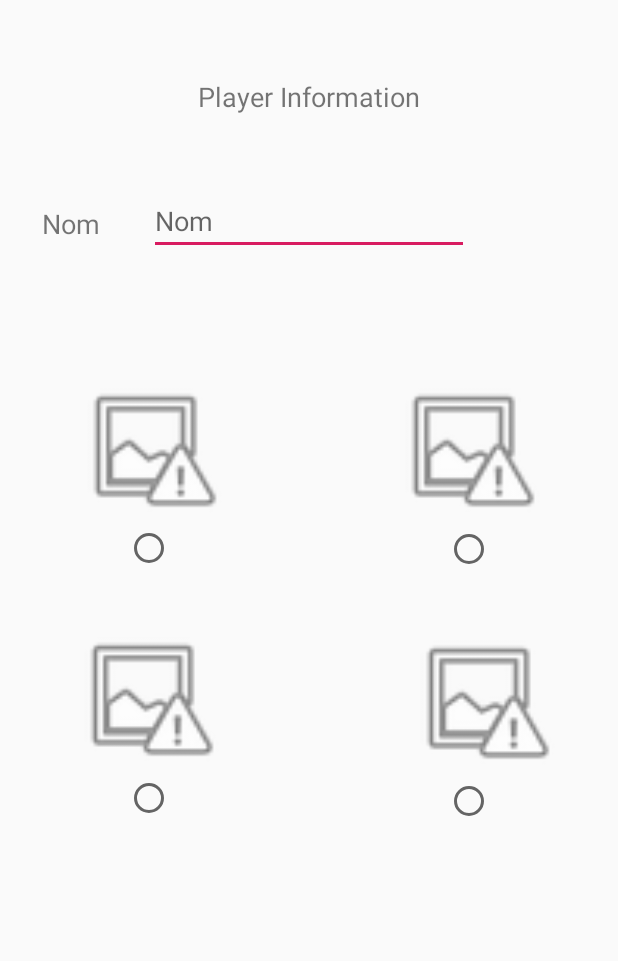
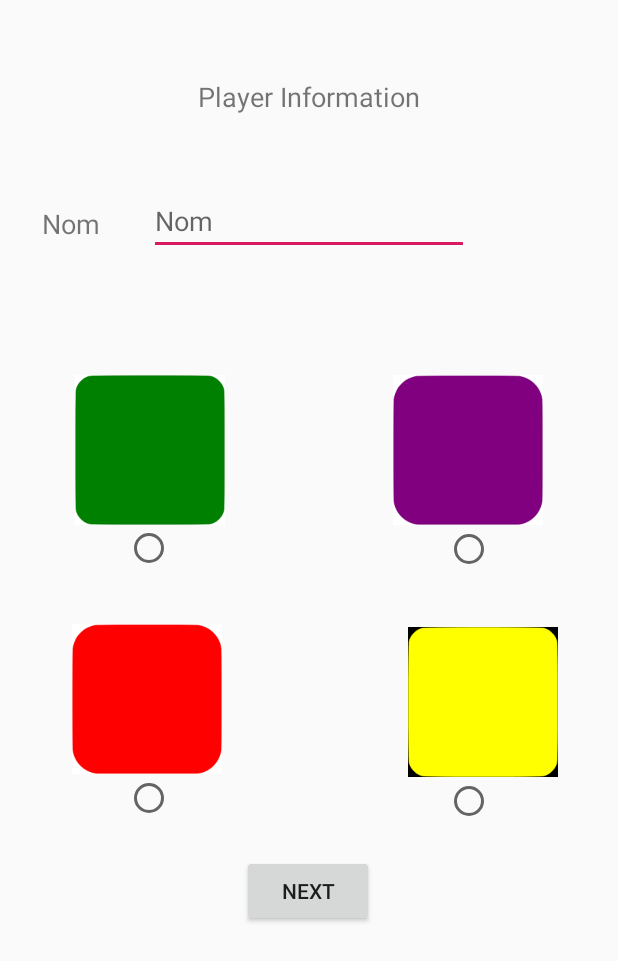
Before and after one commit to tajaouart/iuttp1920, an Android app: the screen it shows after launch (ChoosePlayersNames), after a tap on "SUIVANT", on a phone screen of 412 x 824 dp. Shown: the top 961 px of the screen. Run offline under Robolectric (Android 15) with nearby library versions, the phone set to English and light mode, and no system bars.

```diff
--- a/app/src/main/AndroidManifest.xml
+++ b/app/src/main/AndroidManifest.xml
@@ -3,6 +3,7 @@
     package="fr.aylan.puissancequatre">
 
     <application
+        android:name=".App"
         android:allowBackup="true"
         android:icon="@mipmap/ic_launcher"
         android:label="@string/app_name"
--- /dev/null
+++ b/app/src/main/java/fr/aylan/puissancequatre/App.java
@@ -0,0 +1,45 @@
+package fr.aylan.puissancequatre;
+
+import android.app.Application;
+
+import java.util.ArrayList;
+
+import fr.aylan.puissancequatre.Model.Joueur;
+
+public class App extends Application {
+
+    int nbrPlayers;
+    int gridDimensions;
+    ArrayList<Joueur> joueurs ;
+    ArrayList<Integer> colors ;
+
+
+
+    public void initialize(int nbtJoueurs){
+       joueurs = new ArrayList<Joueur>(nbtJoueurs);
+       colors = new ArrayList<>(4);
+       colors.add(R.drawable.green_pion);
+       colors.add(R.drawable.red_pion);
+       colors.add(R.drawable.purple_pion);
+       colors.add(R.drawable.yellow_pion);
+    }
+
+
+     public void addJoueur(Joueur joueur){
+        this.joueurs.add(joueur);
+     }
+
+    public Joueur getJoueur(int i){
+        return this.joueurs.get(i);
+    }
+
+    public ArrayList<Joueur> getAllJoueurs(){
+        return this.joueurs;
+    }
+
+
+
+
+
+
+}
--- a/app/src/main/java/fr/aylan/puissancequatre/MainActivity.java
+++ b/app/src/main/java/fr/aylan/puissancequatre/MainActivity.java
@@ -18,17 +18,22 @@ public class MainActivity extends AppCompatActivity {
 
         etGridDimensions = findViewById(R.id.etGridDimensions);
         etNbrPlayers = findViewById(R.id.etNbrPlayers);
+
     }
 
 
     public void nextChoosePlayersNames(View view){
-        int nbrPlayers = Integer.parseInt(etNbrPlayers.getText().toString());
+        int nbrPlayers     = Integer.parseInt(etNbrPlayers.getText().toString());
         int gridDimensions = Integer.parseInt(etGridDimensions.getText().toString());
 
+        ((App) getApplication()).nbrPlayers = nbrPlayers;
+        ((App) getApplication()).gridDimensions = gridDimensions;
+        ((App) getApplication()).initialize(nbrPlayers);
+
+
+
         Intent intent = new Intent(this, ChoosePlayersNames.class);
-        intent.putExtra("nbrPlayers",nbrPlayers);
-        intent.putExtra("gridDimensions",gridDimensions);
-
+        intent.putExtra("leftNbrPlayers",nbrPlayers);
         startActivity(intent);
 
 
--- a/app/src/main/java/fr/aylan/puissancequatre/Model/Joueur.java
+++ b/app/src/main/java/fr/aylan/puissancequatre/Model/Joueur.java
@@ -1,6 +1,8 @@
 package fr.aylan.puissancequatre.Model;
 
-class Joueur {
+import java.io.Serializable;
+
+public class Joueur  implements Serializable {
 
     /**
      * Crée un joueur
--- a/app/src/main/res/layout/activity_choose_players_names.xml
+++ b/app/src/main/res/layout/activity_choose_players_names.xml
@@ -18,7 +18,7 @@
         app:layout_constraintTop_toTopOf="parent" />
 
     <TextView
-        android:id="@+id/textView5"
+        android:id="@+id/etNom"
         android:layout_width="wrap_content"
         android:layout_height="wrap_content"
         android:layout_marginStart="28dp"
@@ -37,7 +37,7 @@
         android:ems="10"
         android:hint="Nom"
         android:inputType="textPersonName"
-        app:layout_constraintStart_toEndOf="@+id/textView5"
+        app:layout_constraintStart_toEndOf="@+id/etNom"
         app:layout_constraintTop_toBottomOf="@+id/titlePageChoosePlayerName" />
 
     <ImageView
@@ -48,7 +48,7 @@
         android:layout_marginEnd="50dp"
         app:layout_constraintEnd_toEndOf="parent"
         app:layout_constraintTop_toBottomOf="@+id/playerName"
-        app:srcCompat="@android:drawable/ic_menu_report_image" />
+        app:srcCompat="@drawable/purple_pion" />
 
     <ImageView
         android:id="@+id/imagePion1"
@@ -58,7 +58,7 @@
         android:layout_marginTop="80dp"
         app:layout_constraintStart_toStartOf="parent"
         app:layout_constraintTop_toBottomOf="@+id/playerName"
-        app:srcCompat="@android:drawable/ic_menu_report_image" />
+        app:srcCompat="@drawable/green_pion" />
 
     <ImageView
         android:id="@+id/imagePion3"
@@ -68,7 +68,7 @@
         android:layout_marginTop="36dp"
         app:layout_constraintStart_toStartOf="parent"
         app:layout_constraintTop_toBottomOf="@+id/radioButton1"
-        app:srcCompat="@android:drawable/ic_menu_report_image" />
+        app:srcCompat="@drawable/red_pion" />
 
     <ImageView
         android:id="@+id/imagePion4"
@@ -78,7 +78,7 @@
         android:layout_marginEnd="40dp"
         app:layout_constraintEnd_toEndOf="parent"
         app:layout_constraintTop_toBottomOf="@+id/radioButton2"
-        app:srcCompat="@android:drawable/ic_menu_report_image" />
+        app:srcCompat="@drawable/yellow_pion" />
 
     <RadioButton
         android:id="@+id/radioButton1"
@@ -111,4 +111,16 @@
         android:layout_marginEnd="83dp"
         app:layout_constraintEnd_toEndOf="parent"
         app:layout_constraintTop_toBottomOf="@+id/imagePion4" />
+
+    <Button
+        android:id="@+id/button2"
+        android:layout_width="wrap_content"
+        android:layout_height="wrap_content"
+        android:layout_marginTop="20dp"
+        android:onClick="nextPlayer"
+        android:text="Next"
+        app:layout_constraintEnd_toEndOf="parent"
+        app:layout_constraintHorizontal_bias="0.498"
+        app:layout_constraintStart_toStartOf="parent"
+        app:layout_constraintTop_toBottomOf="@+id/radioButton4" />
 </androidx.constraintlayout.widget.ConstraintLayout>
```
Also changed, not shown: app/src/main/java/fr/aylan/puissancequatre/ChoosePlayersNames.java (+89 -13 lines), app/src/main/res/drawable/green_pion.png (added), app/src/main/res/drawable/purple_pion.png (added), app/src/main/res/drawable/red_pion.png (added), app/src/main/res/drawable/yellow_pion.png (added).
